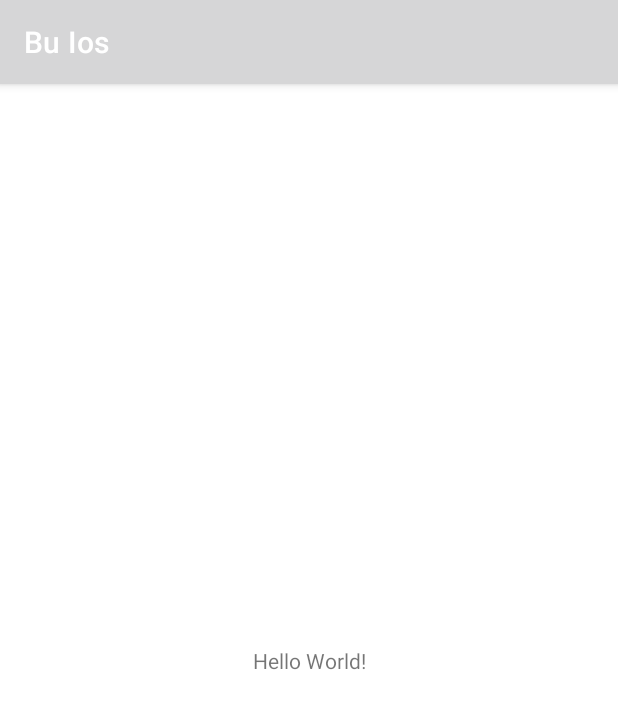
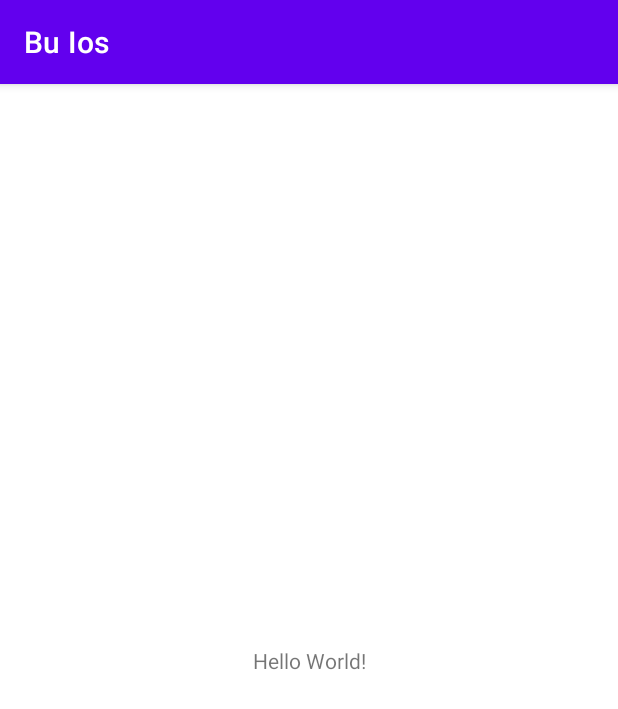
Before and after one commit to BU-IOS/buios, an Android app: the screen it shows after launch (MainActivity), on a phone screen of 412 x 824 dp. Shown: the top 709 px of the screen. Run offline under Robolectric (Android 15) with nearby library versions, the phone set to English and light mode, and no system bars.

Commit message:
[fix] 샘플 액티비티에서 사용되는 컬러 복구

```diff
--- a/app/src/main/res/values/colors.xml
+++ b/app/src/main/res/values/colors.xml
@@ -2,11 +2,11 @@
 <resources>
 
 <!--  default value-->
-<!--  <color name="purple_200">#FFBB86FC</color>-->
-<!--  <color name="purple_500">#FF6200EE</color>-->
-<!--  <color name="purple_700">#FF3700B3</color>-->
-<!--  <color name="teal_200">#FF03DAC5</color>-->
-<!--  <color name="teal_700">#FF018786</color>-->
+  <color name="purple_200">#FFBB86FC</color>
+  <color name="purple_500">#FF6200EE</color>
+  <color name="purple_700">#FF3700B3</color>
+  <color name="teal_200">#FF03DAC5</color>
+  <color name="teal_700">#FF018786</color>
 
   <color name="black">#FF000000</color>
   <color name="white">#FFFFFFFF</color>
```
